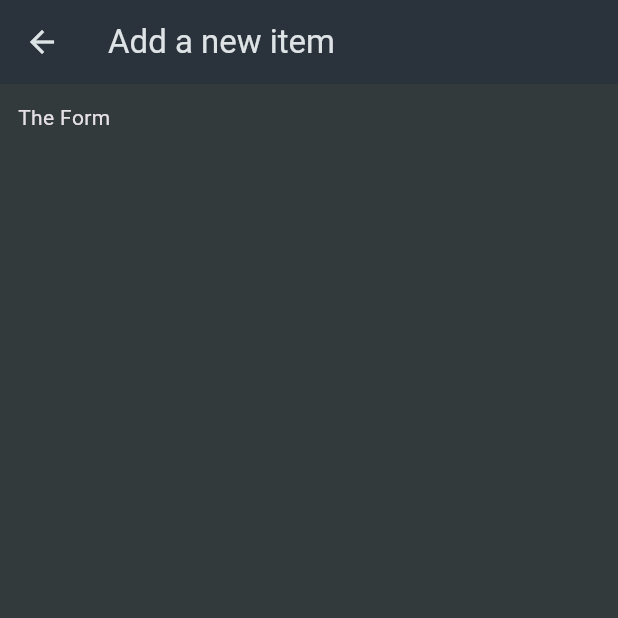
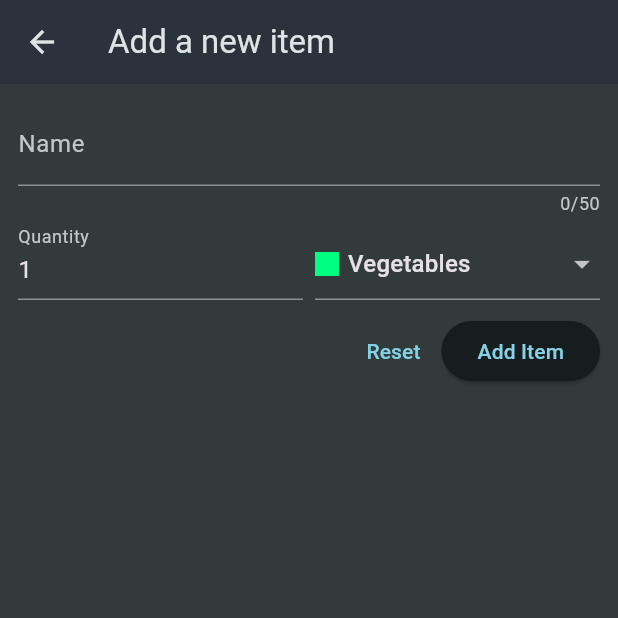
Before and after one commit to vetonmilaimi/flutter_shopping, a Flutter app: the screen it shows after launch, after a tap on the "add" icon, on a phone screen of 412 x 824 dp, the top half of it. Run offline on Flutter 3.47's test engine with Material 3 defaults, Android fonts, the phone set to English and light mode, and no system bars.

Commit message:
Ability to add your custom item from form and remove dummy data

```diff
--- a/lib/widgets/grocery_list.dart
+++ b/lib/widgets/grocery_list.dart
@@ -1,6 +1,7 @@
 import 'package:flutter/material.dart';
 
-import 'package:shopping/data/dummy_items.dart';
+// import 'package:shopping/data/dummy_items.dart';
+import 'package:shopping/models/grocery_item.dart';
 import 'package:shopping/widgets/new_item.dart';
 
 class GroceryList extends StatefulWidget {
@@ -11,37 +12,69 @@ class GroceryList extends StatefulWidget {
 }
 
 class _GroceryListState extends State<GroceryList> {
-  void _addItem() {
-    Navigator.of(context).push(
+  final List<GroceryItem> _groceryItems = [];
+
+  void _addItem() async {
+    final newItem = await Navigator.of(context).push<GroceryItem>(
       MaterialPageRoute(
         builder: (ctx) => const NewItem(),
       ),
     );
+
+    if (newItem == null) {
+      return;
+    }
+
+    setState(() {
+      _groceryItems.add(newItem);
+    });
+
+    void _removeItem(GroceryItem item) {
+      setState(() {
+        _groceryItems.remove(item);
+      });
+    }
   }
 
   @override
   Widget build(BuildContext context) {
+    Widget content = const Center(
+      child: Text("No items added yet."),
+    );
+
+    if (_groceryItems.isNotEmpty) {
+      content = ListView.builder(
+        itemCount: _groceryItems.length,
+        itemBuilder: (ctx, index) => Dismissible(
+          onDismissed: (direction) {
+            setState(() {
+              _groceryItems.remove(_groceryItems[index]);
+            });
+          },
+          key: ValueKey(_groceryItems[index].id),
+          child: ListTile(
+            title: Text(
+              _groceryItems[index].name,
+            ),
+            leading: Container(
+              width: 24,
+              height: 24,
+              color: _groceryItems[index].category.color,
+            ),
+            trailing: Text(
+              _groceryItems[index].quantity.toString(),
+            ),
+          ),
+        ),
+      );
+    }
+
     return Scaffold(
       appBar: AppBar(
         title: const Text("Your Groceries"),
         actions: [IconButton(onPressed: _addItem, icon: const Icon(Icons.add))],
       ),
-      body: ListView.builder(
-        itemCount: groceryItems.length,
-        itemBuilder: (ctx, index) => ListTile(
-          title: Text(
-            groceryItems[index].name,
-          ),
-          leading: Container(
-            width: 24,
-            height: 24,
-            color: groceryItems[index].category.color,
-          ),
-          trailing: Text(
-            groceryItems[index].quantity.toString(),
-          ),
-        ),
-      ),
+      body: content,
     );
   }
 }
--- a/lib/widgets/new_item.dart
+++ b/lib/widgets/new_item.dart
@@ -1,4 +1,7 @@
 import 'package:flutter/material.dart';
+import 'package:shopping/data/categories.dart';
+import 'package:shopping/models/category.dart';
+import 'package:shopping/models/grocery_item.dart';
 
 class NewItem extends StatefulWidget {
   const NewItem({super.key});
@@ -10,15 +13,130 @@ class NewItem extends StatefulWidget {
 }
 
 class _NewItemState extends State<NewItem> {
+  final _formKey = GlobalKey<FormState>();
+  var _enteredName = '';
+  var _enteredQuantity = 1;
+  var _selectedCategory = categories[Categories.vegetables]!;
+
+  void _saveItem() {
+    if (_formKey.currentState!.validate()) {
+      _formKey.currentState!.save();
+      Navigator.of(context).pop(
+        GroceryItem(
+          id: DateTime.now().toString(),
+          name: _enteredName,
+          quantity: _enteredQuantity,
+          category: _selectedCategory,
+        ),
+      );
+    }
+  }
+
   @override
   Widget build(BuildContext context) {
     return Scaffold(
       appBar: AppBar(
         title: const Text('Add a new item'),
       ),
-      body: const Padding(
-        padding: EdgeInsets.all(12),
-        child: Text("The Form"),
+      body: Padding(
+        padding: const EdgeInsets.all(12),
+        child: Form(
+          key: _formKey,
+          child: Column(
+            children: [
+              TextFormField(
+                maxLength: 50,
+                decoration: const InputDecoration(
+                  label: Text('Name'),
+                ),
+                validator: (value) {
+                  if (value == null ||
+                      value.isEmpty ||
+                      value.trim().length <= 1 ||
+                      value.trim().length > 50) {
+                    return 'Must be between 1 and 50 chars.';
+                  }
+                  return null;
+                },
+                onSaved: (value) {
+                  _enteredName = value!;
+                },
+              ),
+              Row(
+                crossAxisAlignment: CrossAxisAlignment.end,
+                children: [
+                  Expanded(
+                    child: TextFormField(
+                      decoration: const InputDecoration(
+                        label: Text("Quantity"),
+                      ),
+                      keyboardType: TextInputType.number,
+                      initialValue: _enteredQuantity.toString(),
+                      validator: (value) {
+                        if (value == null ||
+                            value.isEmpty ||
+                            int.tryParse(value) == null ||
+                            int.tryParse(value)! <= 0) {
+                          return 'Must be a valid positive number.';
+                        }
+                        return null;
+                      },
+                      onSaved: (value) {
+                        _enteredQuantity = int.parse(value!);
+                      },
+                    ),
+                  ),
+                  const SizedBox(
+                    width: 8,
+                  ),
+                  Expanded(
+                    child: DropdownButtonFormField(
+                      value: _selectedCategory,
+                      items: [
+                        for (final category in categories.entries)
+                          DropdownMenuItem(
+                            value: category.value,
+                            child: Row(
+                              children: [
+                                Container(
+                                  width: 16,
+                                  height: 16,
+                                  color: category.value.color,
+                                ),
+                                const SizedBox(width: 6),
+                                Text(category.value.title),
+                              ],
+                            ),
+                          ),
+                      ],
+                      onChanged: (value) {
+                        setState(() {
+                          _selectedCategory = value!;
+                        });
+                      },
+                    ),
+                  ),
+                ],
+              ),
+              const SizedBox(height: 10),
+              Row(
+                mainAxisAlignment: MainAxisAlignment.end,
+                children: [
+                  TextButton(
+                    onPressed: () {
+                      _formKey.currentState!.reset();
+                    },
+                    child: const Text('Reset'),
+                  ),
+                  ElevatedButton(
+                    onPressed: _saveItem,
+                    child: const Text('Add Item'),
+                  )
+                ],
+              ),
+            ],
+          ),
+        ),
       ),
     );
   }
```
Also changed, not shown: lib/data/dummy_items.dart (deleted, +0 -21 lines).
